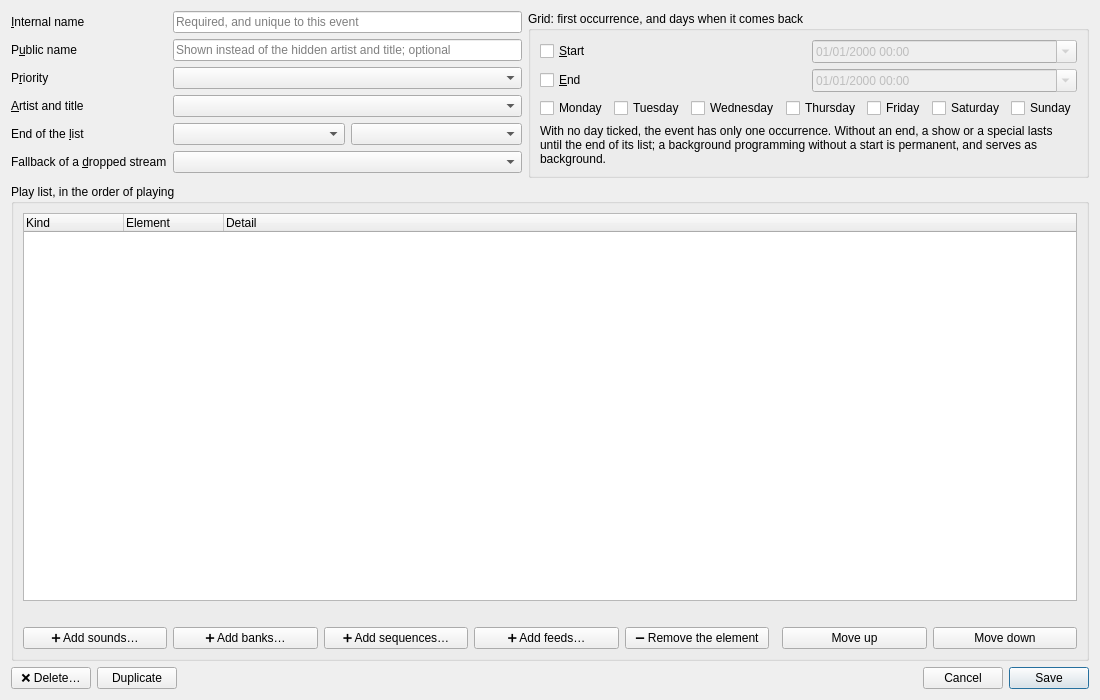
Above: src/machincast/interface/ui/event_card.ui from dascritch/machincast before the change. Below: the same form after it.
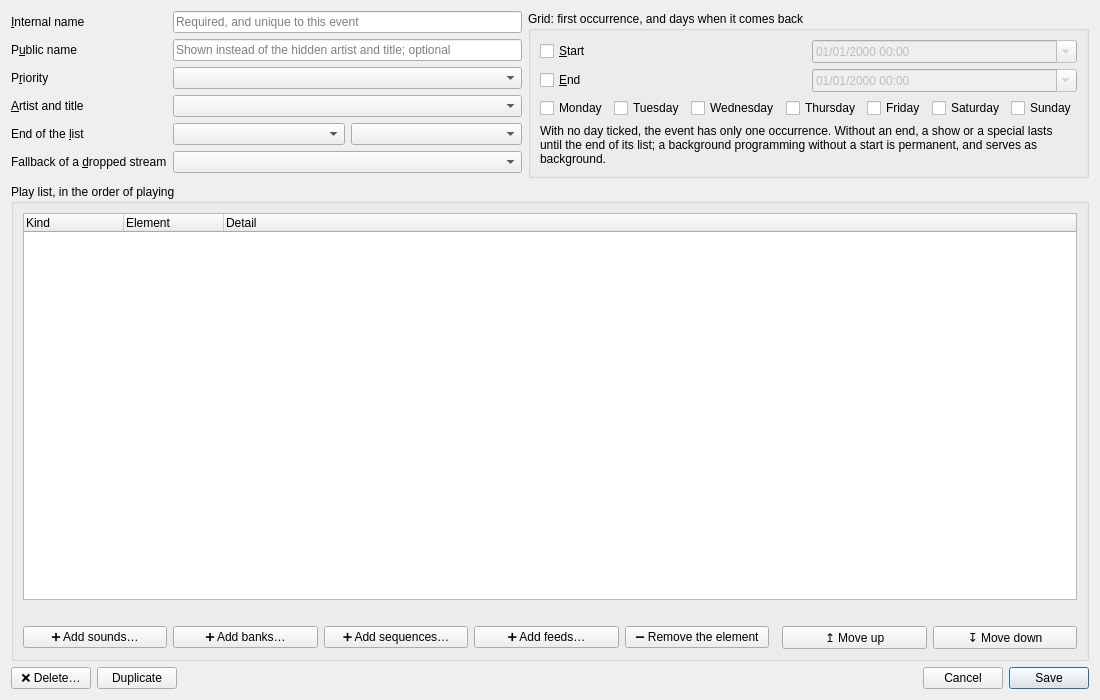
That is the form after the change.

```diff
--- a/src/machincast/interface/ui/event_card.ui
+++ b/src/machincast/interface/ui/event_card.ui
@@ -326,14 +326,14 @@
           <item>
            <widget class="QPushButton" name="raise_">
             <property name="text">
-             <string>Move up</string>
+             <string>↥ Move up</string>
             </property>
            </widget>
           </item>
           <item>
            <widget class="QPushButton" name="go_down">
             <property name="text">
-             <string>Move down</string>
+             <string>↧ Move down</string>
             </property>
            </widget>
           </item>
```
